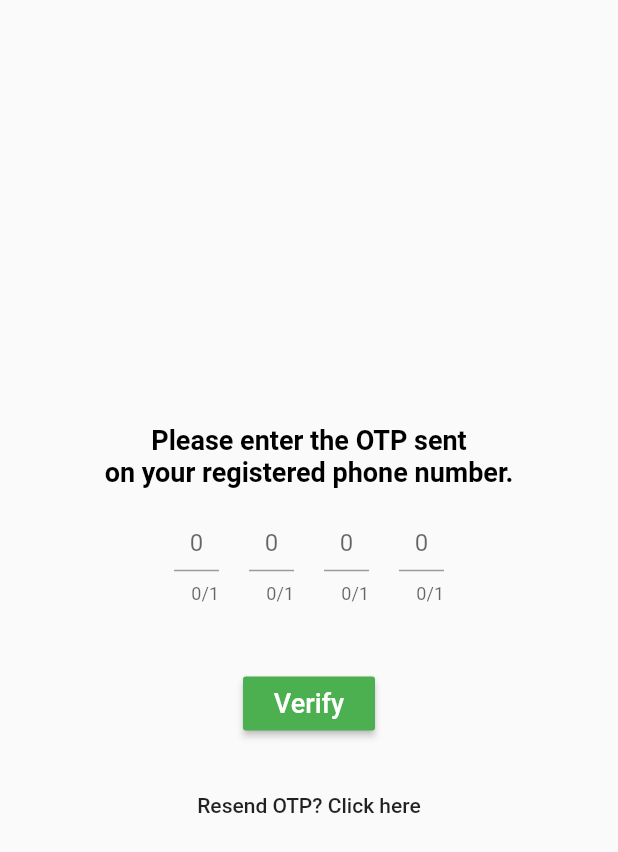
After one commit to Mashood97/hundred_days_flutter_challenge, a Flutter app: the VerifyPhoneNumber screen opened by its route, on a phone screen of 412 x 824 dp. The commit adds this screen. Shown: the top 852 px of the screen. Run offline on Flutter 3.47's test engine with Material 2 defaults, Android fonts, the phone set to English and light mode, and no system bars; our stand-ins replace country_code_picker, image_picker.

Commit message:
WhatsApp chat login phone auth done

```diff
--- a/lib/main.dart
+++ b/lib/main.dart
@@ -1,5 +1,6 @@
 import 'package:flutter/material.dart';
-import 'package:hundreddaysflutterchallenge/screens/auth_screen.dart';
+import './screens/auth_screen.dart';
+import './screens/verify_number_screen.dart';
 import './screens/home_screen.dart';
 
 void main() {
@@ -23,6 +24,7 @@ class HomeConfig extends StatelessWidget {
       routes: {
         '/': (ctx) => AuthScreen(),
         HomeScreen.routeArgs: (ctx) => HomeScreen(),
+        VerifyPhoneNumber.routeArgs: (ctx) => VerifyPhoneNumber(),
 //        AuthScreen.auth_route_args: (ctx) => AuthScreen(),
       },
     );
--- a/lib/screens/home_screen.dart
+++ b/lib/screens/home_screen.dart
@@ -1,5 +1,4 @@
 import 'package:flutter/material.dart';
-
 
 class HomeScreen extends StatelessWidget {
   static const routeArgs = '/homescreen';
@@ -7,13 +6,14 @@ class HomeScreen extends StatelessWidget {
   @override
   Widget build(BuildContext context) {
     return Scaffold(
-      appBar:AppBar(
+      appBar: AppBar(
         title: Text('WhatsApp'),
       ),
       floatingActionButton: FloatingActionButton(
-        onPressed:(){},
+        onPressed: () {},
         child: Icon(Icons.add),
       ),
+      drawer: Drawer(),
     );
   }
 }
--- /dev/null
+++ b/lib/screens/verify_number_screen.dart
@@ -0,0 +1,67 @@
+import 'package:flutter/material.dart';
+import 'package:hundreddaysflutterchallenge/screens/home_screen.dart';
+import '../widgets/verify_phone_list.dart';
+
+class VerifyPhoneNumber extends StatelessWidget {
+  static const routeArgs = '/verify-phone-number';
+
+  @override
+  Widget build(BuildContext context) {
+    return Scaffold(
+      body: SafeArea(
+        child: Padding(
+          padding: const EdgeInsets.all(8.0),
+          child: Center(
+            child: Column(
+              mainAxisAlignment: MainAxisAlignment.center,
+              mainAxisSize: MainAxisSize.max,
+              children: <Widget>[
+                SizedBox(
+                  height: 20,
+                ),
+                Text(
+                  'Please enter the OTP sent\non your registered phone number.',
+                  textAlign: TextAlign.center,
+                  style: new TextStyle(
+                      fontSize: 18.0,
+                      color: Colors.black,
+                      fontWeight: FontWeight.w600),
+                ),
+                SizedBox(
+                  height: 20,
+                ),
+                verify_phone_listview(),
+                SizedBox(
+                  height: 20,
+                ),
+                RaisedButton(
+                  splashColor: Colors.deepOrangeAccent,
+                  color: Theme.of(context).primaryColor,
+                  onPressed: () {
+                    Navigator.of(context)
+                        .pushReplacementNamed(HomeScreen.routeArgs);
+                  },
+                  child: Text(
+                    'Verify',
+                    style: Theme.of(context).textTheme.title,
+                  ),
+                ),
+                SizedBox(
+                  height: 20,
+                ),
+                FlatButton(
+                  shape: RoundedRectangleBorder(
+                    borderRadius: BorderRadius.circular(15),
+                  ),
+                  splashColor: Theme.of(context).primaryColor,
+                  child: Text('Resend OTP? Click here'),
+                  onPressed: () {},
+                ),
+              ],
+            ),
+          ),
+        ),
+      ),
+    );
+  }
+}
--- /dev/null
+++ b/lib/widgets/verify_phone_list.dart
@@ -0,0 +1,18 @@
+import 'package:flutter/material.dart';
+import 'verify_phone_textfiekd.dart';
+
+class verify_phone_listview extends StatelessWidget {
+  @override
+  Widget build(BuildContext context) {
+    return Container(
+      height: 50,
+      margin: EdgeInsets.all(15),
+      alignment: Alignment.center,
+      child: ListView.builder(
+          shrinkWrap: true,
+          itemCount: 4,
+          scrollDirection: Axis.horizontal,
+          itemBuilder: (ctx, index) => VerifyphoneTextfield()),
+    );
+  }
+}
--- /dev/null
+++ b/lib/widgets/verify_phone_textfiekd.dart
@@ -0,0 +1,25 @@
+import 'package:flutter/material.dart';
+
+class VerifyphoneTextfield extends StatelessWidget {
+  @override
+  Widget build(BuildContext context) {
+    return Container(
+      width: 30,
+      height: 30,
+      margin: EdgeInsets.all(10),
+      child: Center(
+        child: TextField(
+          decoration: InputDecoration(
+            hintText: '0',
+          ),
+          keyboardType: TextInputType.number,
+          textAlign: TextAlign.center,
+          maxLength: 1,
+          style: TextStyle(
+            color: Colors.black,
+          ),
+        ),
+      ),
+    );
+  }
+}
```
Also changed, not shown: lib/screens/auth_screen.dart (+134 -69 lines), pubspec.yaml (+5 -3 lines), asset/images/interface.png (added), pubspec.lock, 1 other file.
